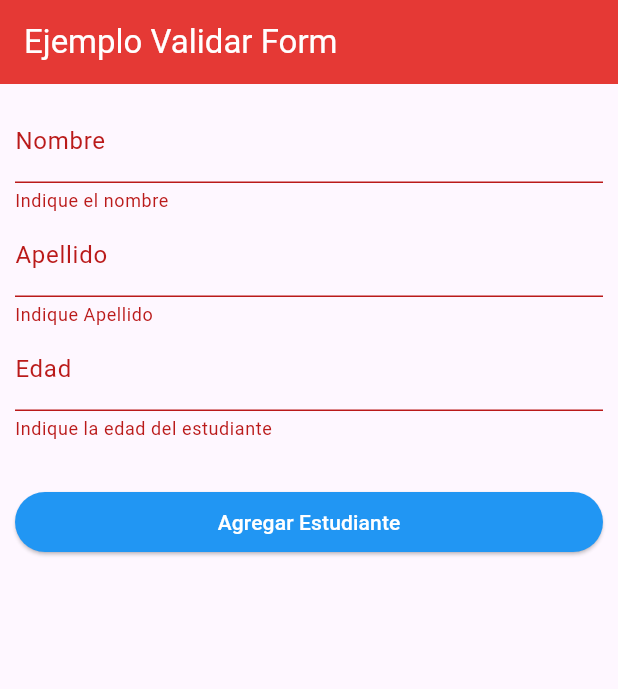
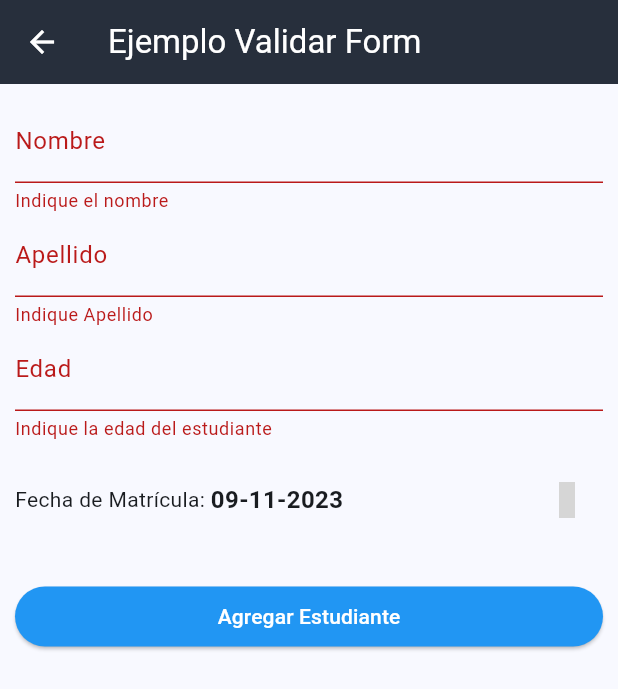
Before and after one commit to carlosalten/DAM2023_U2_301, a Flutter app: the EstudianteAgregarPage screen opened directly, after a tap on "Agregar Estudiante", on a phone screen of 412 x 824 dp. Shown: the top 689 px of the screen. Run offline on Flutter 3.47's test engine with Material 2 defaults, Android fonts, the phone set to English and light mode, and no system bars; our stand-ins replace cloud_firestore, firebase_core, flutter_slidable, material_design_icons_flutter; accounts and stored records are empty; grey boxes are pictures that could not be loaded.

Commit message:
LIstar y agregar estudiantes

```diff
--- a/ejemplo_validar_form/lib/pages/estudiante_agregar.dart
+++ b/ejemplo_validar_form/lib/pages/estudiante_agregar.dart
@@ -1,4 +1,7 @@
+import 'package:ejemplo_validar_form/services/firestore_service.dart';
 import 'package:flutter/material.dart';
+import 'package:intl/intl.dart';
+import 'package:material_design_icons_flutter/material_design_icons_flutter.dart';
 
 class EstudianteAgregarPage extends StatefulWidget {
   EstudianteAgregarPage({Key? key}) : super(key: key);
@@ -13,12 +16,13 @@ class _EstudianteAgregarPageState extends State<EstudianteAgregarPage> {
   TextEditingController edadCtrl = TextEditingController();
 
   final formKey = GlobalKey<FormState>();
+  DateTime fecha_matricula = DateTime.now();
+  final formatoFecha = DateFormat('dd-MM-yyyy');
 
   @override
   Widget build(BuildContext context) {
     return Scaffold(
       appBar: AppBar(
-        backgroundColor: Colors.red.shade600,
         title: Text('Ejemplo Validar Form', style: TextStyle(color: Colors.white)),
       ),
       body: Form(
@@ -88,6 +92,33 @@ class _EstudianteAgregarPageState extends State<EstudianteAgregarPage> {
                   return null;
                 },
               ),
+              //FECHA MATRICULA
+              Container(
+                margin: EdgeInsets.only(top: 15),
+                child: Row(
+                  children: [
+                    Text('Fecha de Matrícula: '),
+                    Text(formatoFecha.format(fecha_matricula), style: TextStyle(fontWeight: FontWeight.bold, fontSize: 16)),
+                    Spacer(),
+                    IconButton(
+                      icon: Icon(MdiIcons.calendar),
+                      onPressed: () {
+                        showDatePicker(
+                          context: context,
+                          initialDate: DateTime.now(),
+                          firstDate: DateTime(2020),
+                          lastDate: DateTime.now(),
+                          locale: Locale('es', 'ES'),
+                        ).then((fecha) {
+                          setState(() {
+                            fecha_matricula = fecha ?? fecha_matricula;
+                          });
+                        });
+                      },
+                    ),
+                  ],
+                ),
+              ),
               //BOTON
               Container(
                 margin: EdgeInsets.only(top: 30),
@@ -99,6 +130,13 @@ class _EstudianteAgregarPageState extends State<EstudianteAgregarPage> {
                     if (formKey.currentState!.validate()) {
                       //formulario está ok
                       //proceder con agregar estudiante a bd
+                      FirestoreService().estudianteAgregar(
+                        nombreCtrl.text.trim(),
+                        apellidoCtrl.text.trim(),
+                        int.tryParse(edadCtrl.text.trim()) ?? 0,
+                        fecha_matricula,
+                      );
+                      Navigator.pop(context);
                     }
                   },
                 ),
--- /dev/null
+++ b/ejemplo_validar_form/lib/services/firestore_service.dart
@@ -0,0 +1,25 @@
+import 'package:cloud_firestore/cloud_firestore.dart';
+
+class FirestoreService {
+  //obtener la lista de estudiantes
+  Stream<QuerySnapshot> estudiantes() {
+    return FirebaseFirestore.instance.collection('estudiantes').snapshots();
+    // return FirebaseFirestore.instance.collection('estudiantes').where('edad',isLessThanOrEqualTo: 25).orderBy('apellido').snapshots();
+    // return FirebaseFirestore.instance.collection('estudiantes').get()
+  }
+
+  //insertar nuevo estudiante
+  Future<void> estudianteAgregar(String nombre, String apellido, int edad, DateTime fecha_matricula) async {
+    return FirebaseFirestore.instance.collection('estudiantes').doc().set({
+      'nombre': nombre,
+      'apellido': apellido,
+      'edad': edad,
+      'fecha_matricula': fecha_matricula,
+    });
+  }
+
+  //borrar estudiante
+  Future<void> estudianteBorrar(String docId) async {
+    return FirebaseFirestore.instance.collection('estudiantes').doc(docId).delete();
+  }
+}
--- a/ejemplo_validar_form/pubspec.yaml
+++ b/ejemplo_validar_form/pubspec.yaml
@@ -38,6 +38,11 @@ dependencies:
   cloud_firestore: ^4.12.2
   firebase_auth: ^4.12.1
   cupertino_icons: ^1.0.2
+  material_design_icons_flutter: ^7.0.7296
+  intl: ^0.18.1
+  flutter_localizations:
+    sdk: flutter
+  flutter_slidable: ^3.0.1
 
 dev_dependencies:
   flutter_test:
```
Also changed, not shown: ejemplo_validar_form/lib/main.dart (+11 -3 lines), ejemplo_validar_form/lib/pages/estudiantes_page.dart (added, +72 -0 lines), ejemplo_validar_form/pubspec.lock.
